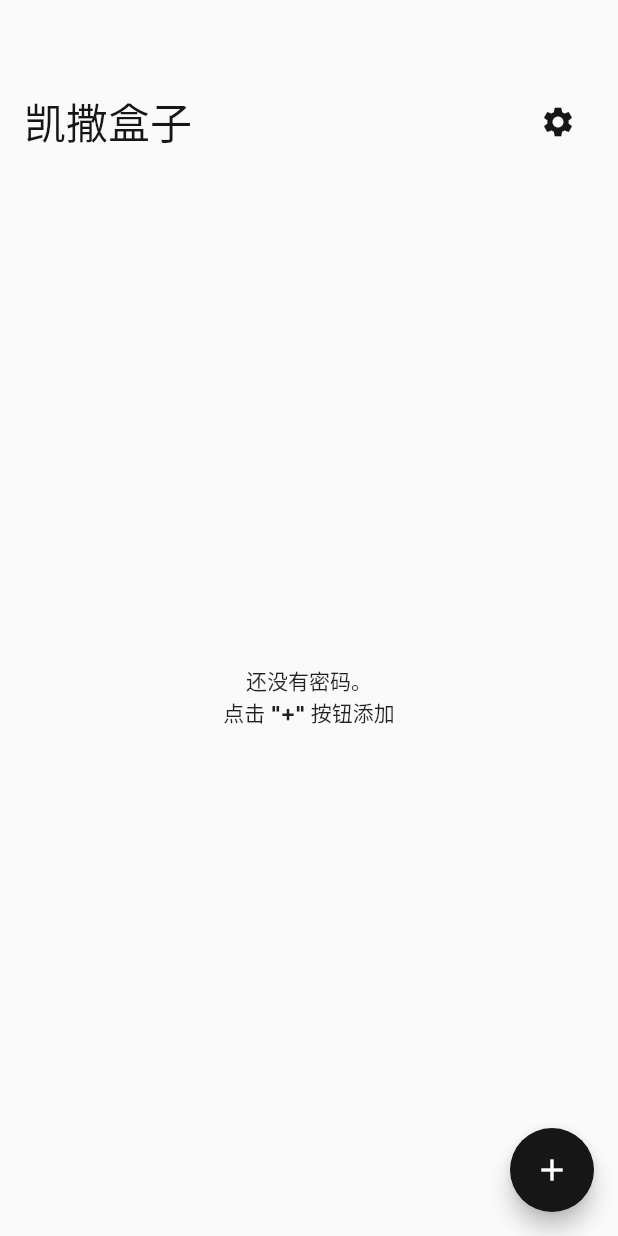
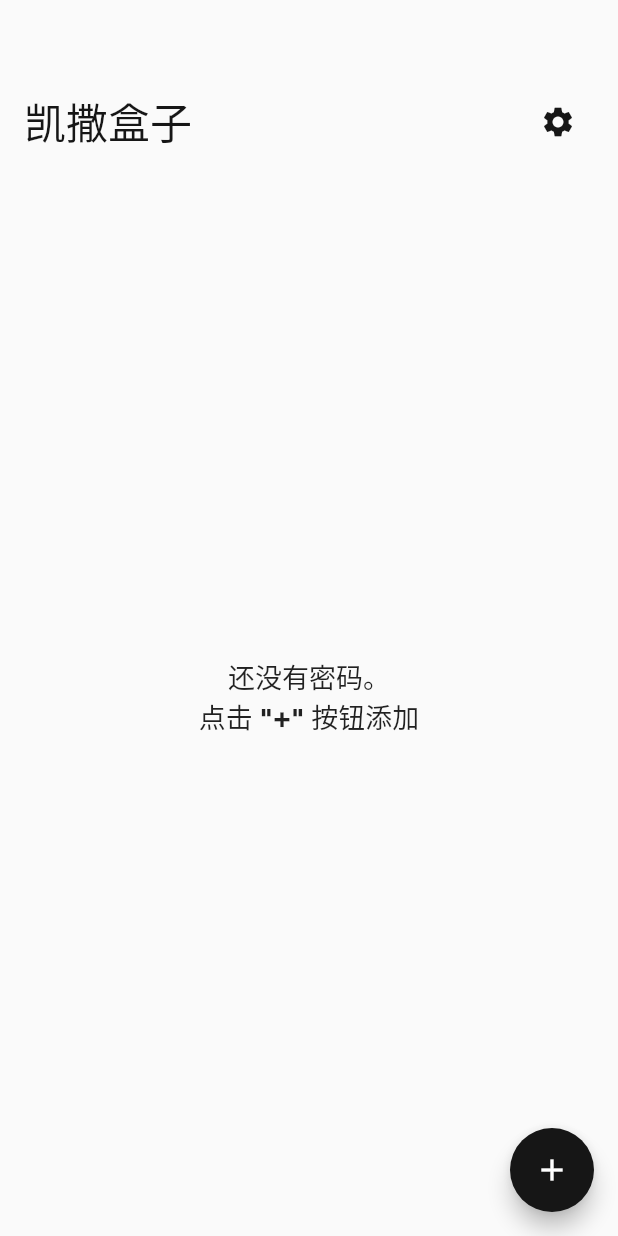
Before and after one commit to longlinht/password_manager, a Flutter app: the PasswordHomepage screen opened directly, on a phone screen of 412 x 824 dp. Run offline on Flutter 3.47's test engine with Material 2 defaults, Android fonts, the phone set to English and light mode, and no system bars; our stand-ins replace dynamic_theme, flutter_secure_storage, local_auth, shared_preferences, sqflite; missing offline and left inert: encrypt, flutter_material_color_picker, password_strength; accounts and stored records are empty.

Commit message:
modify font size;

```diff
--- a/lib/ui/PasswordHomepage.dart
+++ b/lib/ui/PasswordHomepage.dart
@@ -186,6 +186,9 @@ class _PasswordHomepageState extends State<PasswordHomepage> {
                       child: Text(
                         "还没有密码。\n点击 \"+\" 按钮添加",
                         textAlign: TextAlign.center,
+                        style: TextStyle(
+                          fontSize: 18
+                        ),
                         // style: TextStyle(color: Colors.black54),
                       ),
                     );
```
